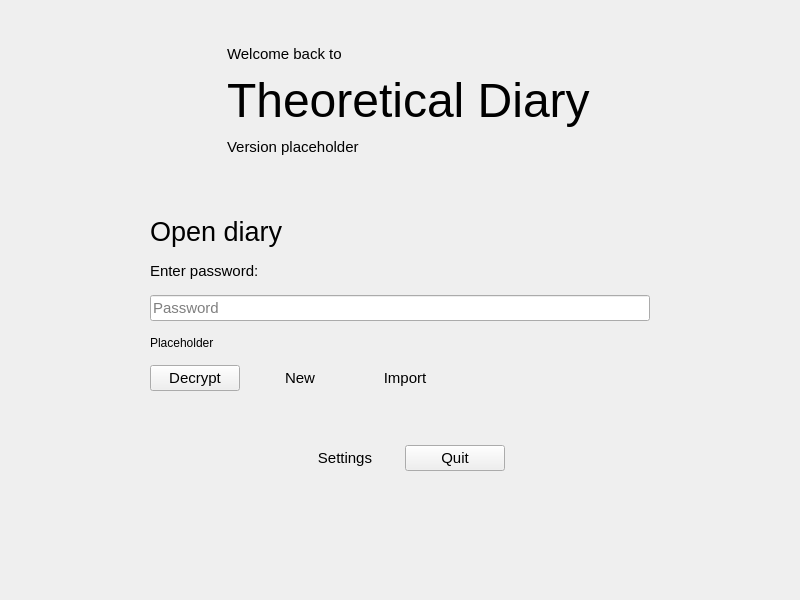
Old version of the form src/gui/mainmenu.ui in the repository someretical/TheoreticalDiary.
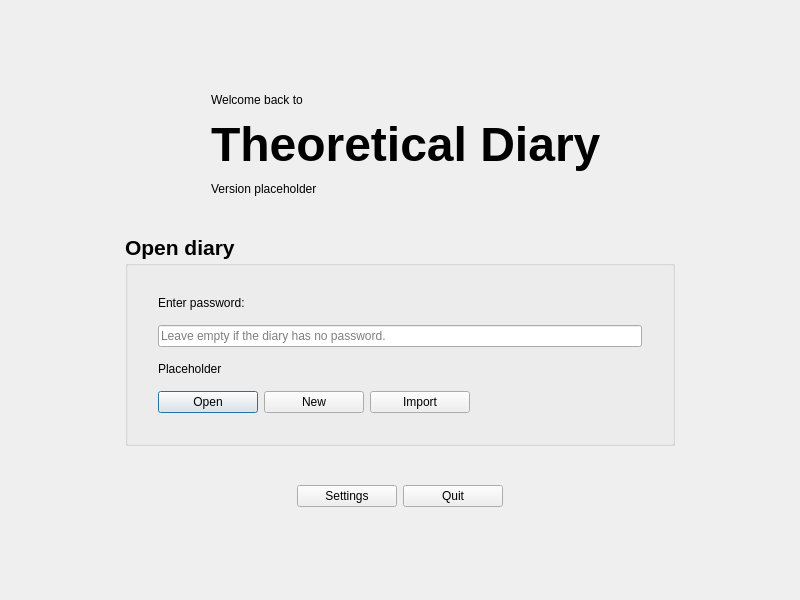
New version of the form. Icons and pictures are not drawn. Custom widgets are drawn as their Qt base class.

What changed in the file:
```diff
--- a/src/gui/mainmenu.ui
+++ b/src/gui/mainmenu.ui
@@ -20,22 +20,283 @@
    <string>Form</string>
   </property>
   <layout class="QGridLayout" name="gridLayout_5">
-   <property name="leftMargin">
-    <number>30</number>
-   </property>
-   <property name="topMargin">
-    <number>30</number>
-   </property>
-   <property name="rightMargin">
-    <number>30</number>
-   </property>
-   <property name="bottomMargin">
-    <number>30</number>
-   </property>
    <property name="spacing">
     <number>0</number>
    </property>
-   <item row="0" column="0" alignment="Qt::AlignHCenter|Qt::AlignBottom">
+   <item row="7" column="1">
+    <spacer name="verticalSpacer_4">
+     <property name="orientation">
+      <enum>Qt::Vertical</enum>
+     </property>
+     <property name="sizeType">
+      <enum>QSizePolicy::Fixed</enum>
+     </property>
+     <property name="sizeHint" stdset="0">
+      <size>
+       <width>20</width>
+       <height>30</height>
+      </size>
+     </property>
+    </spacer>
+   </item>
+   <item row="2" column="1">
+    <spacer name="verticalSpacer_3">
+     <property name="orientation">
+      <enum>Qt::Vertical</enum>
+     </property>
+     <property name="sizeType">
+      <enum>QSizePolicy::Fixed</enum>
+     </property>
+     <property name="sizeHint" stdset="0">
+      <size>
+       <width>20</width>
+       <height>30</height>
+      </size>
+     </property>
+    </spacer>
+   </item>
+   <item row="0" column="1">
+    <spacer name="verticalSpacer_5">
+     <property name="orientation">
+      <enum>Qt::Vertical</enum>
+     </property>
+     <property name="sizeHint" stdset="0">
+      <size>
+       <width>20</width>
+       <height>40</height>
+      </size>
+     </property>
+    </spacer>
+   </item>
+   <item row="4" column="1">
+    <layout class="QGridLayout" name="gridLayout_6">
+     <item row="1" column="1">
+      <widget class="QGroupBox" name="groupBox">
+       <property name="minimumSize">
+        <size>
+         <width>550</width>
+         <height>0</height>
+        </size>
+       </property>
+       <property name="maximumSize">
+        <size>
+         <width>550</width>
+         <height>16777215</height>
+        </size>
+       </property>
+       <property name="title">
+        <string/>
+       </property>
+       <layout class="QGridLayout" name="gridLayout">
+        <property name="leftMargin">
+         <number>30</number>
+        </property>
+        <property name="topMargin">
+         <number>30</number>
+        </property>
+        <property name="rightMargin">
+         <number>30</number>
+        </property>
+        <property name="bottomMargin">
+         <number>30</number>
+        </property>
+        <property name="verticalSpacing">
+         <number>15</number>
+        </property>
+        <item row="1" column="0">
+         <widget class="PasswordLineEdit" name="password_box">
+          <property name="maxLength">
+           <number>256</number>
+          </property>
+          <property name="echoMode">
+           <enum>QLineEdit::Password</enum>
+          </property>
+          <property name="placeholderText">
+           <string>Leave empty if the diary has no password.</string>
+          </property>
+         </widget>
+        </item>
+        <item row="2" column="0">
+         <widget class="AlertLabel" name="pwd_alert_text">
+          <property name="font">
+           <font>
+            <pointsize>9</pointsize>
+           </font>
+          </property>
+          <property name="text">
+           <string>Placeholder</string>
+          </property>
+         </widget>
+        </item>
+        <item row="0" column="0">
+         <widget class="QLabel" name="label_4">
+          <property name="text">
+           <string>Enter password:</string>
+          </property>
+         </widget>
+        </item>
+        <item row="3" column="0">
+         <layout class="QGridLayout" name="gridLayout_3">
+          <property name="topMargin">
+           <number>0</number>
+          </property>
+          <property name="spacing">
+           <number>6</number>
+          </property>
+          <item row="0" column="0">
+           <widget class="QPushButton" name="decrypt_button">
+            <property name="minimumSize">
+             <size>
+              <width>100</width>
+              <height>0</height>
+             </size>
+            </property>
+            <property name="toolTip">
+             <string>Decrypt the diary.</string>
+            </property>
+            <property name="text">
+             <string>Open</string>
+            </property>
+            <property name="default">
+             <bool>true</bool>
+            </property>
+           </widget>
+          </item>
+          <item row="0" column="2">
+           <widget class="QPushButton" name="import_button">
+            <property name="minimumSize">
+             <size>
+              <width>100</width>
+              <height>0</height>
+             </size>
+            </property>
+            <property name="toolTip">
+             <string>Import an unencrypted diary.</string>
+            </property>
+            <property name="text">
+             <string>Import</string>
+            </property>
+           </widget>
+          </item>
+          <item row="0" column="1">
+           <widget class="QPushButton" name="new_button">
+            <property name="minimumSize">
+             <size>
+              <width>100</width>
+              <height>0</height>
+             </size>
+            </property>
+            <property name="toolTip">
+             <string>Create a new diary.</string>
+            </property>
+            <property name="text">
+             <string>New</string>
+            </property>
+           </widget>
+          </item>
+          <item row="0" column="3">
+           <spacer name="horizontalSpacer_7">
+            <property name="orientation">
+             <enum>Qt::Horizontal</enum>
+            </property>
+            <property name="sizeHint" stdset="0">
+             <size>
+              <width>40</width>
+              <height>20</height>
+             </size>
+            </property>
+           </spacer>
+          </item>
+         </layout>
+        </item>
+       </layout>
+      </widget>
+     </item>
+     <item row="0" column="2">
+      <spacer name="horizontalSpacer">
+       <property name="orientation">
+        <enum>Qt::Horizontal</enum>
+       </property>
+       <property name="sizeHint" stdset="0">
+        <size>
+         <width>40</width>
+         <height>20</height>
+        </size>
+       </property>
+      </spacer>
+     </item>
+     <item row="0" column="1">
+      <widget class="QLabel" name="label_2">
+       <property name="font">
+        <font>
+         <pointsize>16</pointsize>
+        </font>
+       </property>
+       <property name="text">
+        <string>&lt;b&gt;Open diary&lt;/b&gt;</string>
+       </property>
+      </widget>
+     </item>
+     <item row="0" column="0">
+      <spacer name="horizontalSpacer_2">
+       <property name="orientation">
+        <enum>Qt::Horizontal</enum>
+       </property>
+       <property name="sizeHint" stdset="0">
+        <size>
+         <width>40</width>
+         <height>20</height>
+        </size>
+       </property>
+      </spacer>
+     </item>
+    </layout>
+   </item>
+   <item row="8" column="1" alignment="Qt::AlignHCenter|Qt::AlignTop">
+    <widget class="QFrame" name="frame3">
+     <property name="sizePolicy">
+      <sizepolicy hsizetype="Expanding" vsizetype="Expanding">
+       <horstretch>0</horstretch>
+       <verstretch>0</verstretch>
+      </sizepolicy>
+     </property>
+     <layout class="QGridLayout" name="gridLayout_11">
+      <item row="0" column="2" alignment="Qt::AlignRight">
+       <widget class="QPushButton" name="options_button">
+        <property name="minimumSize">
+         <size>
+          <width>100</width>
+          <height>0</height>
+         </size>
+        </property>
+        <property name="toolTip">
+         <string>Open the settings menu.</string>
+        </property>
+        <property name="text">
+         <string>Settings</string>
+        </property>
+       </widget>
+      </item>
+      <item row="0" column="3" alignment="Qt::AlignLeft">
+       <widget class="QPushButton" name="quit_button">
+        <property name="minimumSize">
+         <size>
+          <width>100</width>
+          <height>0</height>
+         </size>
+        </property>
+        <property name="toolTip">
+         <string>Exit the application.</string>
+        </property>
+        <property name="text">
+         <string>Quit</string>
+        </property>
+       </widget>
+      </item>
+     </layout>
+    </widget>
+   </item>
+   <item row="1" column="1" alignment="Qt::AlignHCenter|Qt::AlignBottom">
     <widget class="QFrame" name="frame1">
      <property name="sizePolicy">
       <sizepolicy hsizetype="Expanding" vsizetype="Expanding">
@@ -44,24 +305,6 @@
       </sizepolicy>
      </property>
      <layout class="QGridLayout" name="gridLayout_2">
-      <property name="leftMargin">
-       <number>15</number>
-      </property>
-      <property name="topMargin">
-       <number>15</number>
-      </property>
-      <property name="rightMargin">
-       <number>15</number>
-      </property>
-      <property name="bottomMargin">
-       <number>15</number>
-      </property>
-      <property name="horizontalSpacing">
-       <number>10</number>
-      </property>
-      <property name="verticalSpacing">
-       <number>0</number>
-      </property>
       <item row="0" column="0">
        <widget class="QLabel" name="label">
         <property name="sizePolicy">
@@ -131,17 +374,12 @@
            </font>
           </property>
           <property name="text">
-           <string>Theoretical Diary</string>
+           <string>&lt;b&gt;Theoretical Diary&lt;/b&gt;</string>
           </property>
          </widget>
         </item>
         <item row="3" column="0" alignment="Qt::AlignLeft|Qt::AlignVCenter">
          <widget class="QLabel" name="version">
-          <property name="font">
-           <font>
-            <pointsize>11</pointsize>
-           </font>
-          </property>
           <property name="text">
            <string>Version placeholder</string>
           </property>
@@ -163,13 +401,8 @@
           </property>
          </spacer>
         </item>
-        <item row="1" column="0">
+        <item row="1" column="0" alignment="Qt::AlignLeft">
          <widget class="QLabel" name="label_5">
-          <property name="font">
-           <font>
-            <pointsize>11</pointsize>
-           </font>
-          </property>
           <property name="text">
            <string>Welcome back to</string>
           </property>
@@ -180,277 +413,19 @@
      </layout>
     </widget>
    </item>
-   <item row="3" column="0">
-    <spacer name="verticalSpacer_4">
+   <item row="9" column="1">
+    <spacer name="verticalSpacer_6">
      <property name="orientation">
       <enum>Qt::Vertical</enum>
      </property>
-     <property name="sizeType">
-      <enum>QSizePolicy::Fixed</enum>
-     </property>
      <property name="sizeHint" stdset="0">
       <size>
        <width>20</width>
-       <height>30</height>
+       <height>40</height>
       </size>
      </property>
     </spacer>
    </item>
-   <item row="1" column="0">
-    <spacer name="verticalSpacer_3">
-     <property name="orientation">
-      <enum>Qt::Vertical</enum>
-     </property>
-     <property name="sizeType">
-      <enum>QSizePolicy::Fixed</enum>
-     </property>
-     <property name="sizeHint" stdset="0">
-      <size>
-       <width>20</width>
-       <height>30</height>
-      </size>
-     </property>
-    </spacer>
-   </item>
-   <item row="2" column="0" alignment="Qt::AlignHCenter|Qt::AlignVCenter">
-    <widget class="QFrame" name="frame2">
-     <property name="sizePolicy">
-      <sizepolicy hsizetype="Expanding" vsizetype="Expanding">
-       <horstretch>0</horstretch>
-       <verstretch>0</verstretch>
-      </sizepolicy>
-     </property>
-     <layout class="QGridLayout" name="gridLayout_6">
-      <property name="leftMargin">
-       <number>15</number>
-      </property>
-      <property name="topMargin">
-       <number>15</number>
-      </property>
-      <property name="rightMargin">
-       <number>15</number>
-      </property>
-      <property name="bottomMargin">
-       <number>15</number>
-      </property>
-      <property name="verticalSpacing">
-       <number>15</number>
-      </property>
-      <item row="2" column="0">
-       <widget class="PasswordLineEdit" name="password_box">
-        <property name="minimumSize">
-         <size>
-          <width>500</width>
-          <height>0</height>
-         </size>
-        </property>
-        <property name="font">
-         <font>
-          <pointsize>11</pointsize>
-         </font>
-        </property>
-        <property name="maxLength">
-         <number>256</number>
-        </property>
-        <property name="echoMode">
-         <enum>QLineEdit::Password</enum>
-        </property>
-        <property name="placeholderText">
-         <string>Password</string>
-        </property>
-       </widget>
-      </item>
-      <item row="0" column="0">
-       <widget class="QLabel" name="label_3">
-        <property name="font">
-         <font>
-          <pointsize>20</pointsize>
-         </font>
-        </property>
-        <property name="text">
-         <string>Open diary</string>
-        </property>
-       </widget>
-      </item>
-      <item row="4" column="0">
-       <layout class="QGridLayout" name="gridLayout_3">
-        <property name="topMargin">
-         <number>0</number>
-        </property>
-        <property name="spacing">
-         <number>15</number>
-        </property>
-        <item row="0" column="0">
-         <widget class="QPushButton" name="decrypt_button">
-          <property name="minimumSize">
-           <size>
-            <width>90</width>
-            <height>0</height>
-           </size>
-          </property>
-          <property name="font">
-           <font>
-            <pointsize>11</pointsize>
-           </font>
-          </property>
-          <property name="toolTip">
-           <string>Decrypt the diary.</string>
-          </property>
-          <property name="text">
-           <string>Decrypt</string>
-          </property>
-         </widget>
-        </item>
-        <item row="0" column="2">
-         <widget class="QPushButton" name="import_button">
-          <property name="minimumSize">
-           <size>
-            <width>90</width>
-            <height>0</height>
-           </size>
-          </property>
-          <property name="font">
-           <font>
-            <pointsize>11</pointsize>
-           </font>
-          </property>
-          <property name="toolTip">
-           <string>Import an unencrypted diary.</string>
-          </property>
-          <property name="text">
-           <string>Import</string>
-          </property>
-          <property name="flat">
-           <bool>true</bool>
-          </property>
-         </widget>
-        </item>
-        <item row="0" column="1">
-         <widget class="QPushButton" name="new_button">
-          <property name="minimumSize">
-           <size>
-            <width>90</width>
-            <height>0</height>
-           </size>
-          </property>
-          <property name="font">
-           <font>
-            <pointsize>11</pointsize>
-           </font>
-          </property>
-          <property name="toolTip">
-           <string>Create a new diary.</string>
-          </property>
-          <property name="text">
-           <string>New</string>
-          </property>
-          <property name="flat">
-           <bool>true</bool>
-          </property>
-         </widget>
-        </item>
-        <item row="0" column="3">
-         <spacer name="horizontalSpacer_7">
-          <property name="orientation">
-           <enum>Qt::Horizontal</enum>
-          </property>
-          <property name="sizeHint" stdset="0">
-           <size>
-            <width>40</width>
-            <height>20</height>
-           </size>
-          </property>
-         </spacer>
-        </item>
-       </layout>
-      </item>
-      <item row="3" column="0">
-       <widget class="AlertLabel" name="pwd_alert_text">
-        <property name="font">
-         <font>
-          <pointsize>9</pointsize>
-         </font>
-        </property>
-        <property name="text">
-         <string>Placeholder</string>
-        </property>
-       </widget>
-      </item>
-      <item row="1" column="0">
-       <widget class="QLabel" name="label_4">
-        <property name="font">
-         <font>
-          <pointsize>11</pointsize>
-         </font>
-        </property>
-        <property name="text">
-         <string>Enter password:</string>
-        </property>
-       </widget>
-      </item>
-     </layout>
-    </widget>
-   </item>
-   <item row="4" column="0" alignment="Qt::AlignHCenter|Qt::AlignTop">
-    <widget class="QFrame" name="frame3">
-     <property name="sizePolicy">
-      <sizepolicy hsizetype="Expanding" vsizetype="Expanding">
-       <horstretch>0</horstretch>
-       <verstretch>0</verstretch>
-      </sizepolicy>
-     </property>
-     <layout class="QGridLayout" name="gridLayout_11">
-      <property name="spacing">
-       <number>10</number>
-      </property>
-      <item row="0" column="2" alignment="Qt::AlignRight">
-       <widget class="QPushButton" name="options_button">
-        <property name="minimumSize">
-         <size>
-          <width>100</width>
-          <height>0</height>
-         </size>
-        </property>
-        <property name="font">
-         <font>
-          <pointsize>11</pointsize>
-         </font>
-        </property>
-        <property name="toolTip">
-         <string>Open the settings menu.</string>
-        </property>
-        <property name="text">
-         <string>Settings</string>
-        </property>
-        <property name="flat">
-         <bool>true</bool>
-        </property>
-       </widget>
-      </item>
-      <item row="0" column="3" alignment="Qt::AlignLeft">
-       <widget class="QPushButton" name="quit_button">
-        <property name="minimumSize">
-         <size>
-          <width>100</width>
-          <height>0</height>
-         </size>
-        </property>
-        <property name="font">
-         <font>
-          <pointsize>11</pointsize>
-         </font>
-        </property>
-        <property name="toolTip">
-         <string>Exit the application.</string>
-        </property>
-        <property name="text">
-         <string>Quit</string>
-        </property>
-       </widget>
-      </item>
-     </layout>
-    </widget>
-   </item>
   </layout>
  </widget>
  <customwidgets>
```
Left out of the diff: 7 changed lines with no effect on the pictures.
